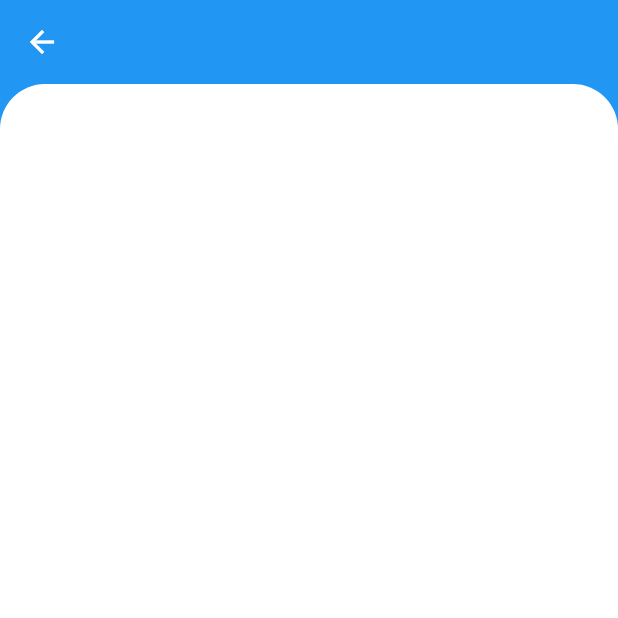
After one commit to Mdasker/Driver_App, a Flutter app: the RegistrationPage screen opened directly, on a phone screen of 412 x 824 dp, the top half of it. The commit adds this screen. Run offline on Flutter 3.47's test engine with Material 2 defaults, Android fonts, the phone set to English and light mode, and no system bars; our stand-ins replace flutter_svg.

Commit message:
registration page

```diff
--- a/lib/login_page.dart
+++ b/lib/login_page.dart
@@ -1,4 +1,4 @@
-import 'package:driver_app/singUpPage.dart';
+import 'package:driver_app/registration_page.dart';
 import 'package:flutter/material.dart';
 
 class LoginPage extends StatelessWidget {
@@ -25,7 +25,7 @@ class LoginPage extends StatelessWidget {
 
 
             Padding(
-              padding: const EdgeInsets.only(left: 18, right: 18, top: 30),
+              padding: const EdgeInsets.only(left: 18, right: 18, top: 20),
               child: Column(
                 crossAxisAlignment: CrossAxisAlignment.start,
                 mainAxisSize: MainAxisSize.min,
@@ -100,7 +100,7 @@ class LoginPage extends StatelessWidget {
                     minWidth: double.infinity,
                     height: 60,
                     onPressed: () {
-                      Navigator.push(context, MaterialPageRoute(builder: (context)=> SingUpPage()));
+                      Navigator.push(context, MaterialPageRoute(builder: (context)=> RegistrationPage()));
                     },
                     // defining the shape
                     shape: RoundedRectangleBorder(
--- /dev/null
+++ b/lib/registration_page.dart
@@ -0,0 +1,44 @@
+import 'package:flutter/material.dart';
+
+class RegistrationPage extends StatefulWidget {
+  const RegistrationPage({Key? key}) : super(key: key);
+
+  @override
+  State<RegistrationPage> createState() => _RegistrationPageState();
+}
+
+class _RegistrationPageState extends State<RegistrationPage> {
+
+  @override
+  Widget build(BuildContext context) {
+    return Scaffold(
+      backgroundColor: Theme.of(context).accentColor,
+      appBar: AppBar(
+        elevation: 0.0,
+        backgroundColor: Theme.of(context).accentColor,
+        title: Text(
+          "",
+          style: TextStyle(
+            fontSize: 23,
+          ),
+        ),
+        centerTitle: true,
+      ),
+      body: Container(
+    child: Container(
+    height: 800,
+    width: double.infinity,
+    decoration: BoxDecoration(
+    color: Colors.white,
+    borderRadius: BorderRadius.only(
+    topLeft: Radius.circular(30),
+    topRight: Radius.circular(30),
+    )
+
+    ),
+    ),
+      ),
+
+    );
+  }
+}
--- a/lib/singUpPage.dart
+++ /dev/null
@@ -1,17 +0,0 @@
-import 'package:flutter/material.dart';
-
-class SingUpPage extends StatefulWidget {
-  const SingUpPage({Key? key}) : super(key: key);
-
-  @override
-  State<SingUpPage> createState() => _SingUpPageState();
-}
-
-class _SingUpPageState extends State<SingUpPage> {
-  @override
-  Widget build(BuildContext context) {
-    return Scaffold(
-
-    );
-  }
-}
```
